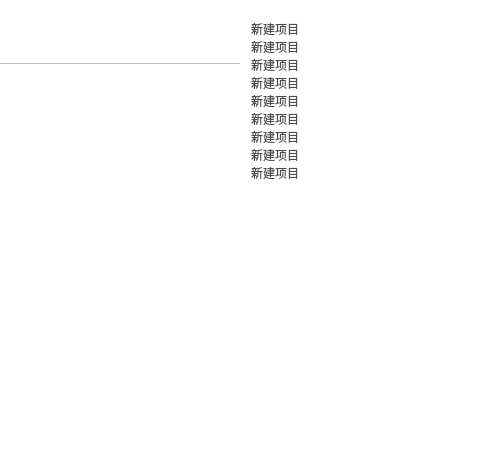
The window that src/views/markdowneditorwidget.ui (Gitnoter/Gitnoter) describes before a commit, drawn with Qt 5; both pictures show x 221 to 707 and y 0 to 460 of the 707 by 460 pixel window.
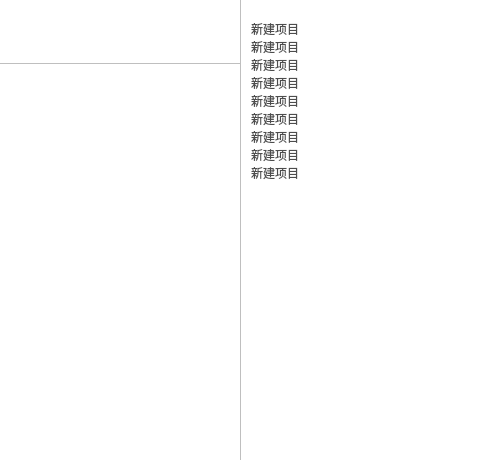
The same window after the commit. Icons and pictures are not drawn. Custom widgets are drawn as their Qt base class.

Commit message: update splitter style

Patch:
```diff
--- a/src/views/markdowneditorwidget.ui
+++ b/src/views/markdowneditorwidget.ui
@@ -908,6 +908,9 @@
         <height>16777215</height>
        </size>
       </property>
+      <property name="styleSheet">
+       <string notr="true">#widget_navigationBar{border: none;border-left: 1px solid rgb(191, 191, 191);}</string>
+      </property>
       <layout class="QVBoxLayout" name="verticalLayout">
        <property name="spacing">
         <number>0</number>
```
Left out of the diff: 3 changed lines with no effect on the pictures. The commit also changes 3 other files.
